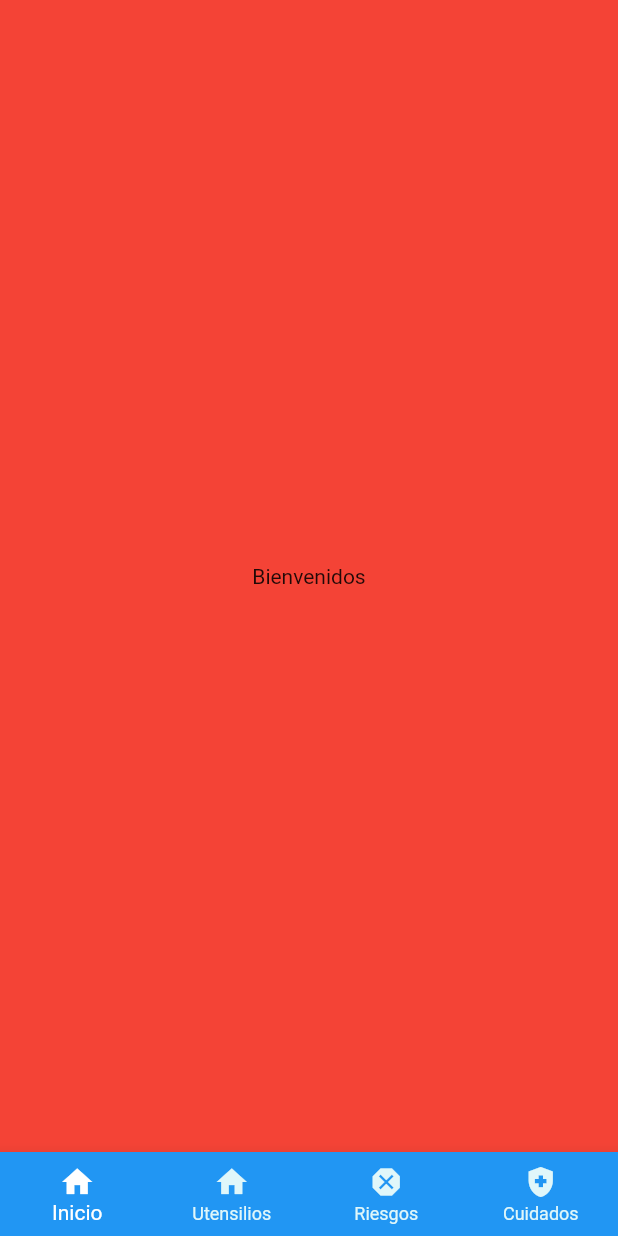
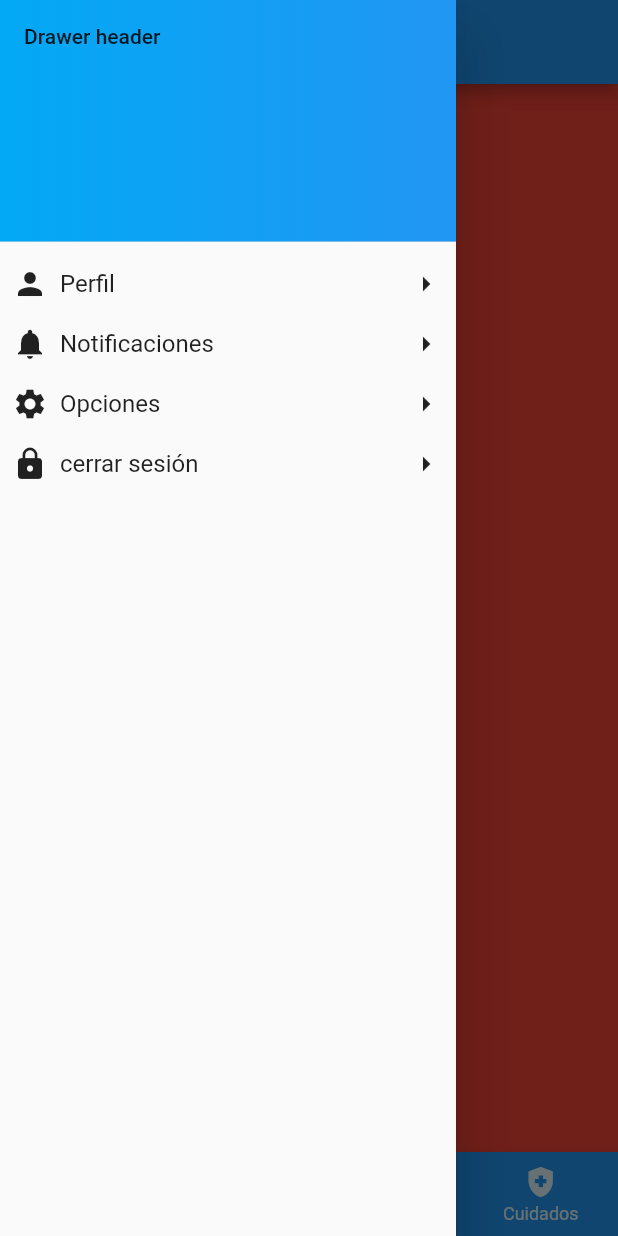
Before and after one commit to Tomasespinozagarrido/aplicacion_tesis, a Flutter app: the screen it shows after launch, with the side drawer open (before the commit the screen has no drawer), on a phone screen of 412 x 824 dp. Run offline on Flutter 3.47's test engine with Material 2 defaults, Android fonts, the phone set to English and light mode, and no system bars.

Commit message:
draw con opciones customs

```diff
--- a/app_tesis/lib/screens/home_screen.dart
+++ b/app_tesis/lib/screens/home_screen.dart
@@ -16,6 +16,26 @@ class _HomeScreenState extends State<HomeScreen> {
   @override
   Widget build(BuildContext context) {
     return Scaffold(
+      appBar: AppBar(),
+      drawer: Drawer(
+        child: ListView(
+        children:[
+          DrawerHeader(
+            decoration: BoxDecoration(
+            gradient: LinearGradient(colors: <Color>[
+              Colors.lightBlue,
+              Colors.blue
+            ])
+            ),
+            child: Text('Drawer header '),
+          ),
+          CustomListTile(Icons.person,'Perfil'),
+          CustomListTile(Icons.notifications,'Notificaciones'),
+          CustomListTile(Icons.settings,'Opciones'),
+          CustomListTile(Icons.lock,'cerrar sesión'),
+          ],
+        ),
+      ),
       body: PageView(
         controller: pageController,
         physics: NeverScrollableScrollPhysics(),
@@ -76,3 +96,42 @@ class CustomScreen extends StatelessWidget {
     );
   }
 }
+
+class CustomListTile extends StatelessWidget{
+//constructor del custom list tile
+  IconData icon;
+  String text;
+
+  CustomListTile(this.icon,this.text);
+//termino del constructor
+  @override
+  Widget build(BuildContext context){
+    return Padding(
+      padding: const EdgeInsets.fromLTRB(8.0, 0, 8.0, 0),
+      child: InkWell(
+        splashColor: Colors.cyan,
+        onTap: ()=>{},
+        child: Container(
+          height: 40,
+          child: Row(
+            mainAxisAlignment: MainAxisAlignment.spaceBetween,
+            children:<Widget>[
+              Row(
+                children:<Widget>[
+                  Icon(icon),
+                  Padding(padding: const EdgeInsets.all(8.0),
+                  child: Text(text,style: TextStyle(
+                    fontSize: 16.0,
+                    )),
+                  )
+                ]
+              ),
+            Icon(Icons.arrow_right)
+            ]
+          ),
+        ),
+      ),
+    );
+
+  }
+}
```
